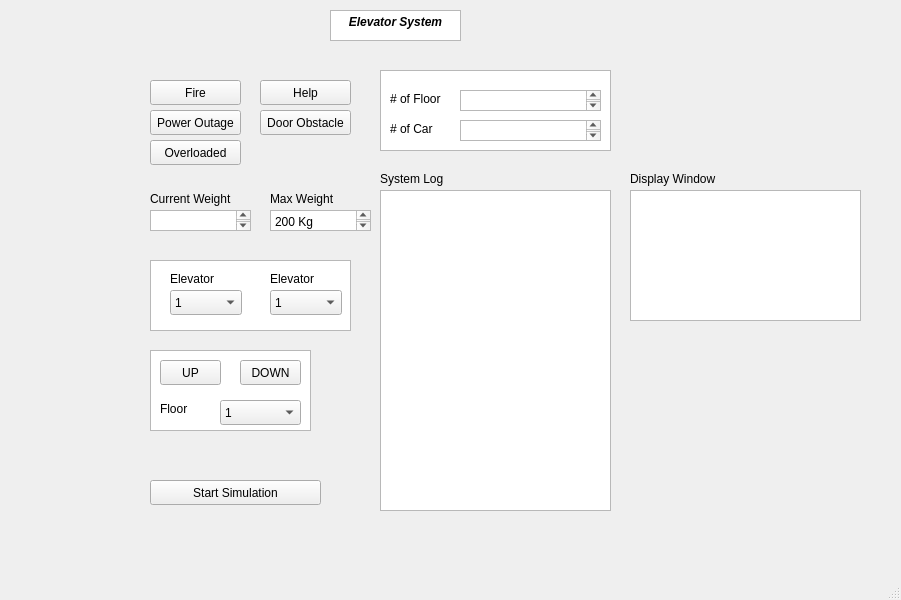
First picture: the form in Sourcecode/ElevatorSourceCode/mainwindow.ui, repository NirmithDAlmeida/COMP3004A3, before the edit.
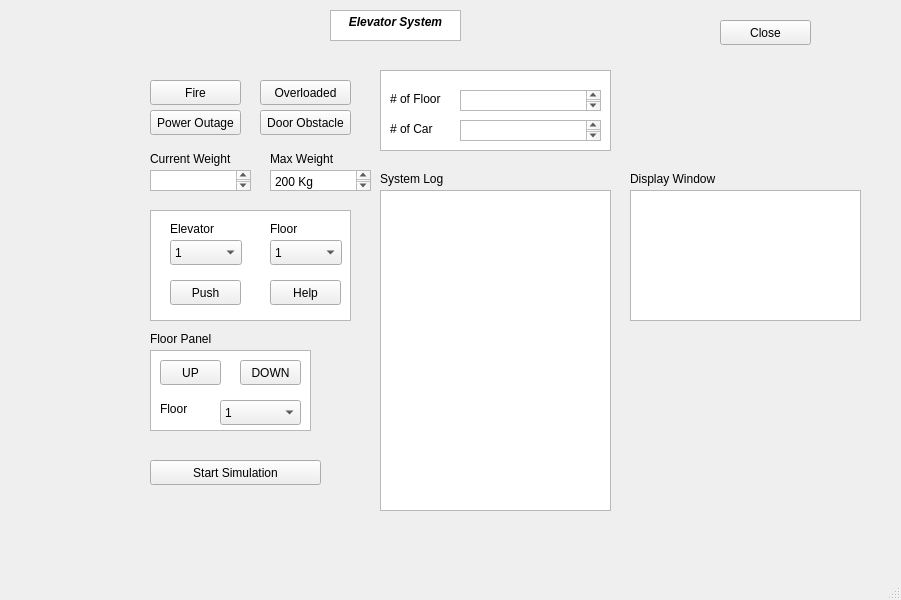
Second picture: the form after the edit.

```diff
--- a/Sourcecode/ElevatorSourceCode/mainwindow.ui
+++ b/Sourcecode/ElevatorSourceCode/mainwindow.ui
@@ -14,11 +14,11 @@
    <string>MainWindow</string>
   </property>
   <widget class="QWidget" name="centralwidget">
-   <widget class="QPushButton" name="pushButton_2">
+   <widget class="QPushButton" name="StartSimulation">
     <property name="geometry">
      <rect>
       <x>150</x>
-      <y>480</y>
+      <y>460</y>
       <width>171</width>
       <height>25</height>
      </rect>
@@ -73,9 +73,9 @@
    <widget class="QPushButton" name="pushButton_4">
     <property name="geometry">
      <rect>
-      <x>260</x>
-      <y>80</y>
-      <width>91</width>
+      <x>270</x>
+      <y>280</y>
+      <width>71</width>
       <height>25</height>
      </rect>
     </property>
@@ -99,8 +99,8 @@
    <widget class="QPushButton" name="pushButton_6">
     <property name="geometry">
      <rect>
-      <x>150</x>
-      <y>140</y>
+      <x>260</x>
+      <y>80</y>
       <width>91</width>
       <height>25</height>
      </rect>
@@ -109,7 +109,7 @@
      <string>Overloaded</string>
     </property>
    </widget>
-   <widget class="QTextBrowser" name="textBrowser">
+   <widget class="QTextBrowser" name="OutputBox">
     <property name="geometry">
      <rect>
       <x>380</x>
@@ -179,7 +179,7 @@
     <property name="geometry">
      <rect>
       <x>150</x>
-      <y>210</y>
+      <y>170</y>
       <width>101</width>
       <height>21</height>
      </rect>
@@ -189,7 +189,7 @@
     <property name="geometry">
      <rect>
       <x>150</x>
-      <y>190</y>
+      <y>150</y>
       <width>101</width>
       <height>17</height>
      </rect>
@@ -202,7 +202,7 @@
     <property name="geometry">
      <rect>
       <x>270</x>
-      <y>190</y>
+      <y>150</y>
       <width>101</width>
       <height>17</height>
      </rect>
@@ -215,7 +215,7 @@
     <property name="geometry">
      <rect>
       <x>270</x>
-      <y>210</y>
+      <y>170</y>
       <width>101</width>
       <height>21</height>
      </rect>
@@ -232,7 +232,7 @@
     <property name="geometry">
      <rect>
       <x>170</x>
-      <y>290</y>
+      <y>240</y>
       <width>72</width>
       <height>25</height>
      </rect>
@@ -252,7 +252,7 @@
     <property name="geometry">
      <rect>
       <x>170</x>
-      <y>270</y>
+      <y>220</y>
       <width>54</width>
       <height>17</height>
      </rect>
@@ -265,20 +265,20 @@
     <property name="geometry">
      <rect>
       <x>270</x>
-      <y>270</y>
+      <y>220</y>
       <width>54</width>
       <height>17</height>
      </rect>
     </property>
     <property name="text">
-     <string>Elevator</string>
+     <string>Floor</string>
     </property>
    </widget>
    <widget class="QComboBox" name="comboBox_2">
     <property name="geometry">
      <rect>
       <x>270</x>
-      <y>290</y>
+      <y>240</y>
       <width>72</width>
       <height>25</height>
      </rect>
@@ -298,9 +298,9 @@
     <property name="geometry">
      <rect>
       <x>150</x>
-      <y>260</y>
+      <y>210</y>
       <width>201</width>
-      <height>71</height>
+      <height>111</height>
      </rect>
     </property>
    </widget>
@@ -409,15 +409,54 @@
      <string>System Log</string>
     </property>
    </widget>
+   <widget class="QLabel" name="label_11">
+    <property name="geometry">
+     <rect>
+      <x>150</x>
+      <y>330</y>
+      <width>101</width>
+      <height>17</height>
+     </rect>
+    </property>
+    <property name="text">
+     <string>Floor Panel</string>
+    </property>
+   </widget>
+   <widget class="QPushButton" name="pushButton_9">
+    <property name="geometry">
+     <rect>
+      <x>170</x>
+      <y>280</y>
+      <width>71</width>
+      <height>25</height>
+     </rect>
+    </property>
+    <property name="text">
+     <string>Push</string>
+    </property>
+   </widget>
+   <widget class="QPushButton" name="pushButton_10">
+    <property name="geometry">
+     <rect>
+      <x>720</x>
+      <y>20</y>
+      <width>91</width>
+      <height>25</height>
+     </rect>
+    </property>
+    <property name="text">
+     <string>Close</string>
+    </property>
+   </widget>
    <zorder>textBrowser_6</zorder>
-   <zorder>pushButton_2</zorder>
+   <zorder>StartSimulation</zorder>
    <zorder>textBrowser_2</zorder>
    <zorder>pushButton</zorder>
    <zorder>pushButton_3</zorder>
    <zorder>pushButton_4</zorder>
    <zorder>pushButton_5</zorder>
    <zorder>pushButton_6</zorder>
-   <zorder>textBrowser</zorder>
+   <zorder>OutputBox</zorder>
    <zorder>textBrowser_3</zorder>
    <zorder>label</zorder>
    <zorder>label_2</zorder>
@@ -439,6 +478,9 @@
    <zorder>label_8</zorder>
    <zorder>comboBox_3</zorder>
    <zorder>label_9</zorder>
+   <zorder>label_11</zorder>
+   <zorder>pushButton_9</zorder>
+   <zorder>pushButton_10</zorder>
   </widget>
   <widget class="QMenuBar" name="menubar">
    <property name="geometry">
```
Left out of the diff: 19 changed lines with no effect on the pictures.
